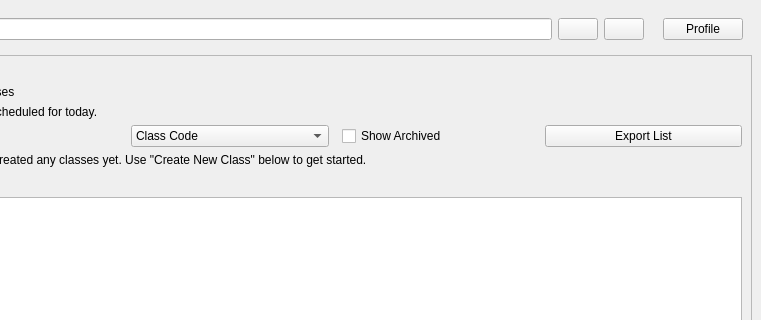
Before: the Qt Designer form ui/main_window.ui in imndllnuri/students-attendance-app, drawn with Qt 5; both pictures show x 317 to 1078 and y 0 to 320 of the 1078 by 941 pixel window.
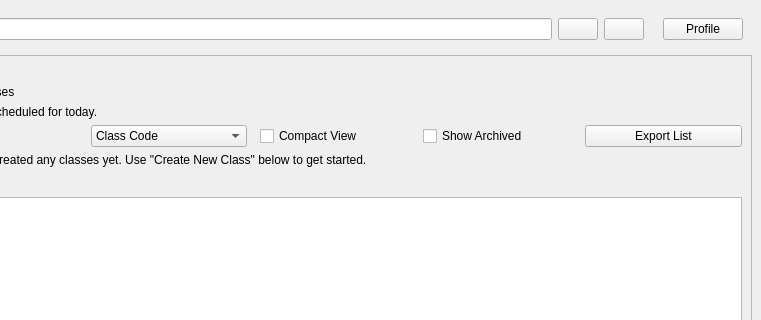
After: the same form once the commit is applied. Icons and pictures are not drawn.

Commit message:
#11: Class list density toggle
Adds a "Compact View" checkbox on My Classes that hides the section
caption and tightens row margins; preference persists to
.list_density_preference.

```diff
--- a/ui/main_window.ui
+++ b/ui/main_window.ui
@@ -161,6 +161,11 @@
                 <property name="orientation"><enum>Qt::Horizontal</enum></property>
                </spacer>
               </item>
+              <item>
+               <widget class="QCheckBox" name="compact_view_cb">
+                <property name="text"><string>Compact View</string></property>
+               </widget>
+              </item>
               <item>
                <widget class="QCheckBox" name="show_archived_cb">
                 <property name="text"><string>Show Archived</string></property>
```
The commit also changes 6 other files.
